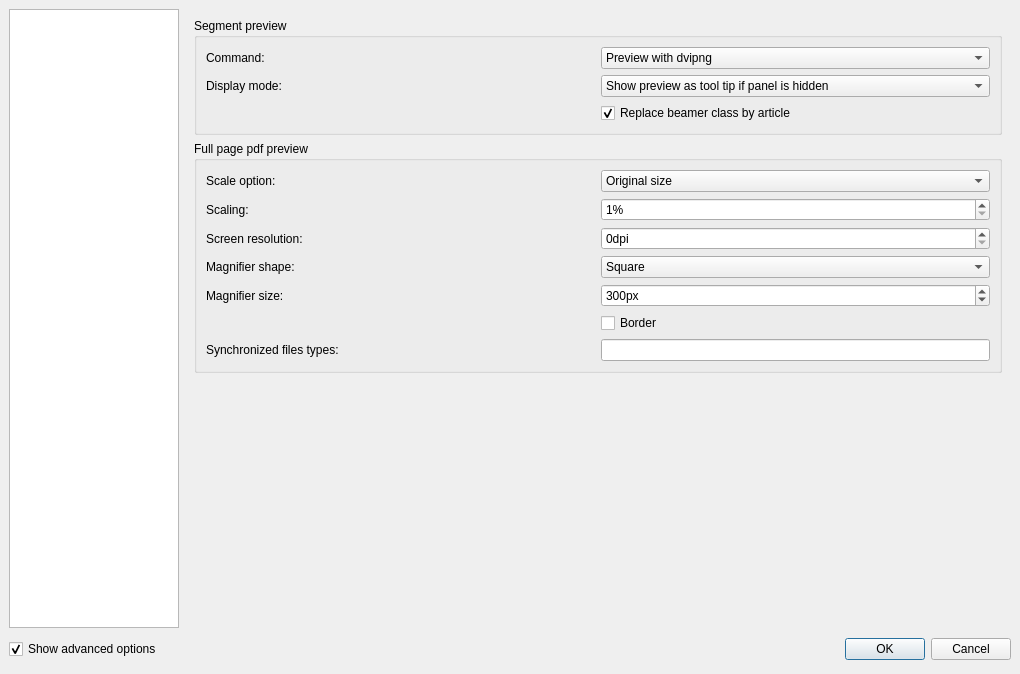
svn2github/texstudio-trunk, file configdialog.ui: the form before one commit.
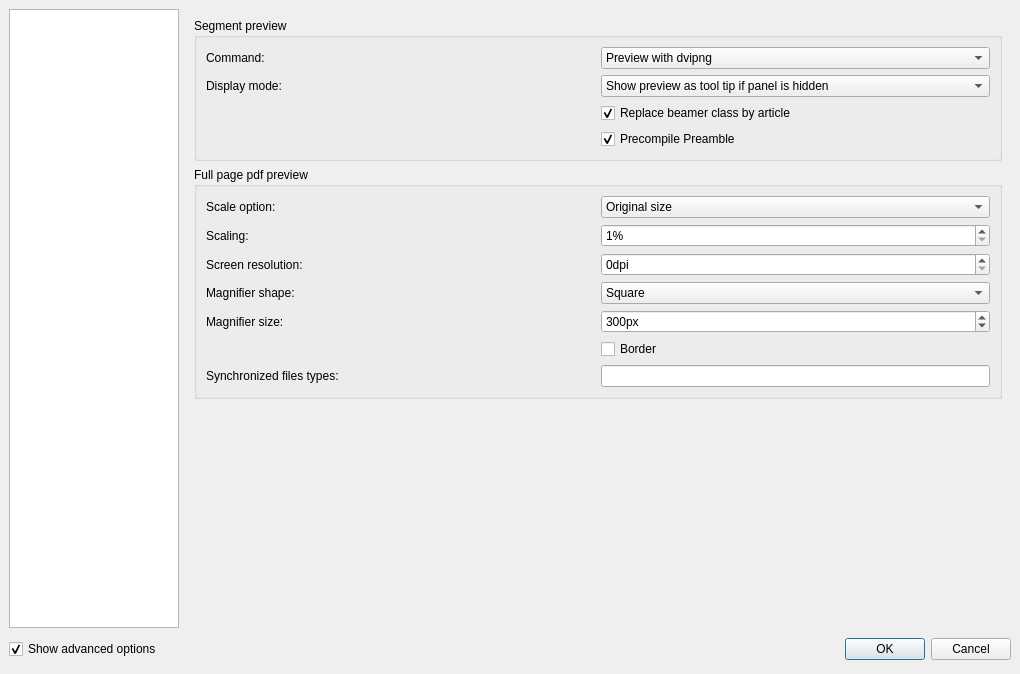
The form after the commit. Icons and pictures are not drawn.

Commit message: much faster preview with precompiled preamble (at least without --follow, that slows it down)

```diff
--- a/configdialog.ui
+++ b/configdialog.ui
@@ -1759,6 +1759,19 @@
             </property>
            </widget>
           </item>
+          <item row="3" column="1">
+           <widget class="QCheckBox" name="checkBoxPrecompilePreamble">
+            <property name="text">
+             <string>Precompile Preamble</string>
+            </property>
+            <property name="checked">
+             <bool>true</bool>
+            </property>
+            <property name="advancedOption" stdset="0">
+             <bool>true</bool>
+            </property>
+           </widget>
+          </item>
          </layout>
         </widget>
        </item>
```
The commit also changes 3 other files.
